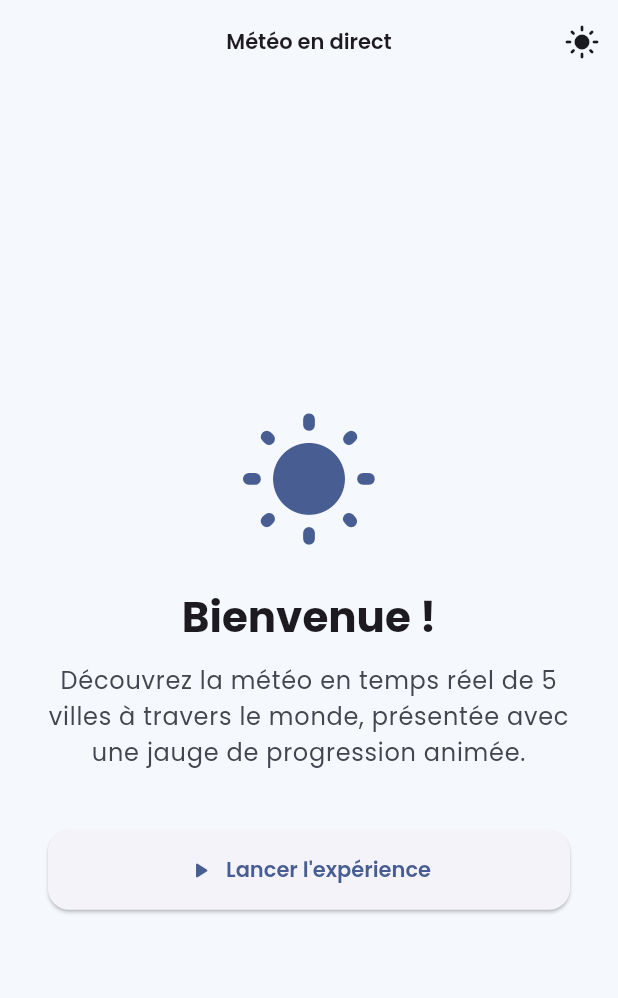
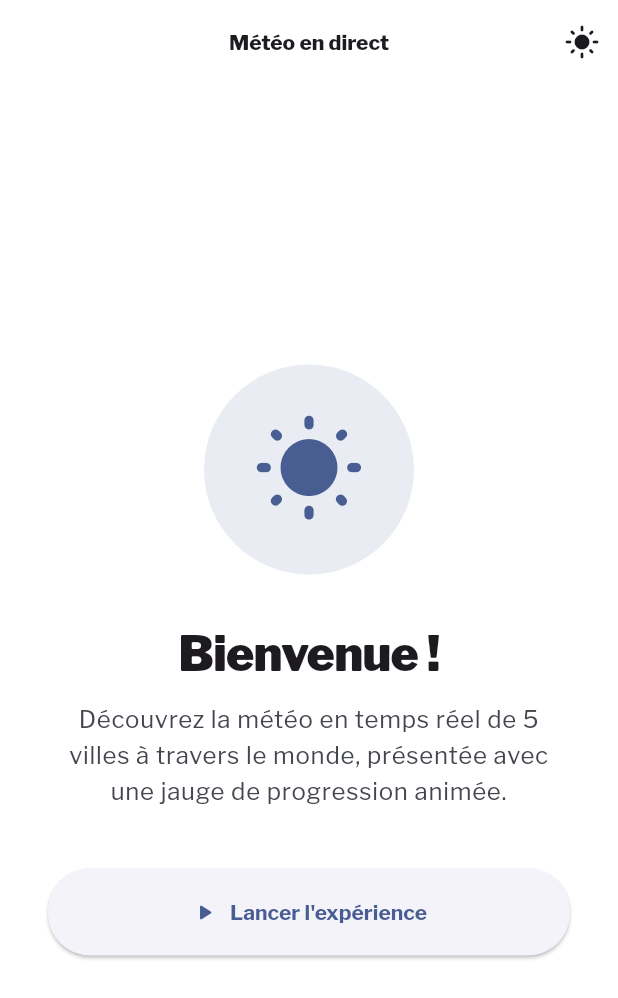
Before and after one commit to Zoubeir23/meteo_examen_l3iage, a Flutter app: the screen it shows after launch, on a phone screen of 412 x 824 dp. Shown: the top 998 px of the screen. Run offline on Flutter 3.47's test engine with Material 3 defaults, Android fonts, the phone set to English and light mode, and no system bars; our stand-ins replace dio, flutter_dotenv, google_fonts, google_maps_flutter, retrofit; generated files the repository leaves out were written again.

Commit message:
feat: apply bold high-contrast visual language (Libre Franklin, rounded UI)

```diff
--- a/lib/core/theme/app_colors.dart
+++ b/lib/core/theme/app_colors.dart
@@ -1,18 +1,26 @@
 import 'package:flutter/material.dart';
 
 /// Shared color palette for the light and dark themes.
+///
+/// Visual language borrows the bold, high-contrast, generously-rounded
+/// style of https://socrousty.com (Libre Franklin type, punchy accent on a
+/// black/white base) — swapped to a sky-blue/amber palette that fits a
+/// weather app instead of their brand pink.
 class AppColors {
   const AppColors._();
 
-  static const Color skyBlue = Color(0xFF3D7EFF);
+  static const Color skyBlue = Color(0xFF2F6FED);
   static const Color skyBlueDark = Color(0xFF5B93FF);
-  static const Color sunAmber = Color(0xFFFFA940);
+  static const Color sunAmber = Color(0xFFFFB020);
 
-  static const Color lightBackground = Color(0xFFF5F8FD);
-  static const Color lightSurface = Color(0xFFFFFFFF);
+  static const Color pureBlack = Color(0xFF0A0A0A);
+  static const Color pureWhite = Color(0xFFFFFFFF);
 
-  static const Color darkBackground = Color(0xFF0E1420);
-  static const Color darkSurface = Color(0xFF161E2E);
+  static const Color lightBackground = Color(0xFFFFFFFF);
+  static const Color lightSurface = Color(0xFFF3F5F9);
+
+  static const Color darkBackground = Color(0xFF0A0C10);
+  static const Color darkSurface = Color(0xFF15181F);
 
   static const Color error = Color(0xFFE5484D);
 }
--- a/lib/core/theme/app_theme.dart
+++ b/lib/core/theme/app_theme.dart
@@ -34,10 +34,25 @@ class AppTheme {
     required Color background,
     required Color surface,
   }) {
-    final textTheme = GoogleFonts.poppinsTextTheme(
+    final baseTextTheme = GoogleFonts.libreFranklinTextTheme(
       brightness == Brightness.dark
           ? ThemeData(brightness: Brightness.dark).textTheme
           : ThemeData(brightness: Brightness.light).textTheme,
+    );
+
+    // Bold, oversized headline scale — the "big confident type" signature
+    // borrowed from the reference site's hero sections.
+    final textTheme = baseTextTheme.copyWith(
+      headlineLarge: baseTextTheme.headlineLarge?.copyWith(
+        fontWeight: FontWeight.w900,
+        letterSpacing: -0.5,
+      ),
+      headlineMedium: baseTextTheme.headlineMedium?.copyWith(
+        fontWeight: FontWeight.w900,
+        letterSpacing: -0.5,
+      ),
+      titleLarge: baseTextTheme.titleLarge?.copyWith(fontWeight: FontWeight.w800),
+      titleMedium: baseTextTheme.titleMedium?.copyWith(fontWeight: FontWeight.w700),
     );
 
     return ThemeData(
@@ -51,19 +66,27 @@ class AppTheme {
         foregroundColor: colorScheme.onSurface,
         elevation: 0,
         centerTitle: true,
-        titleTextStyle: textTheme.titleLarge?.copyWith(fontWeight: FontWeight.w600),
+        titleTextStyle: textTheme.titleLarge,
       ),
       cardTheme: CardThemeData(
         color: surface,
         elevation: 0,
         margin: EdgeInsets.zero,
-        shape: RoundedRectangleBorder(borderRadius: BorderRadius.circular(16)),
+        shape: RoundedRectangleBorder(borderRadius: BorderRadius.circular(24)),
       ),
       elevatedButtonTheme: ElevatedButtonThemeData(
         style: ElevatedButton.styleFrom(
-          padding: const EdgeInsets.symmetric(horizontal: 32, vertical: 16),
-          shape: RoundedRectangleBorder(borderRadius: BorderRadius.circular(14)),
-          textStyle: textTheme.titleMedium?.copyWith(fontWeight: FontWeight.w600),
+          padding: const EdgeInsets.symmetric(horizontal: 36, vertical: 20),
+          shape: RoundedRectangleBorder(borderRadius: BorderRadius.circular(28)),
+          textStyle: textTheme.titleMedium,
+        ),
+      ),
+      outlinedButtonTheme: OutlinedButtonThemeData(
+        style: OutlinedButton.styleFrom(
+          padding: const EdgeInsets.symmetric(horizontal: 28, vertical: 16),
+          shape: RoundedRectangleBorder(borderRadius: BorderRadius.circular(24)),
+          side: BorderSide(color: colorScheme.primary, width: 1.5),
+          textStyle: textTheme.titleMedium,
         ),
       ),
       dataTableTheme: DataTableThemeData(
@@ -72,7 +95,7 @@ class AppTheme {
       ),
       snackBarTheme: SnackBarThemeData(
         behavior: SnackBarBehavior.floating,
-        shape: RoundedRectangleBorder(borderRadius: BorderRadius.circular(12)),
+        shape: RoundedRectangleBorder(borderRadius: BorderRadius.circular(16)),
       ),
     );
   }
--- a/lib/features/home/presentation/screens/home_screen.dart
+++ b/lib/features/home/presentation/screens/home_screen.dart
@@ -33,11 +33,19 @@ class HomeScreen extends StatelessWidget {
             child: Column(
               mainAxisAlignment: MainAxisAlignment.center,
               children: [
-                Icon(Icons.wb_sunny_rounded, size: 96, color: theme.colorScheme.primary),
-                const SizedBox(height: 24),
+                Container(
+                  width: 140,
+                  height: 140,
+                  decoration: BoxDecoration(
+                    color: theme.colorScheme.primary.withValues(alpha: 0.12),
+                    shape: BoxShape.circle,
+                  ),
+                  child: Icon(Icons.wb_sunny_rounded, size: 76, color: theme.colorScheme.primary),
+                ),
+                const SizedBox(height: 32),
                 Text(
                   'Bienvenue !',
-                  style: theme.textTheme.headlineMedium?.copyWith(fontWeight: FontWeight.bold),
+                  style: theme.textTheme.headlineLarge,
                   textAlign: TextAlign.center,
                 ),
                 const SizedBox(height: 12),
```
Also changed, not shown: 1 other file.
